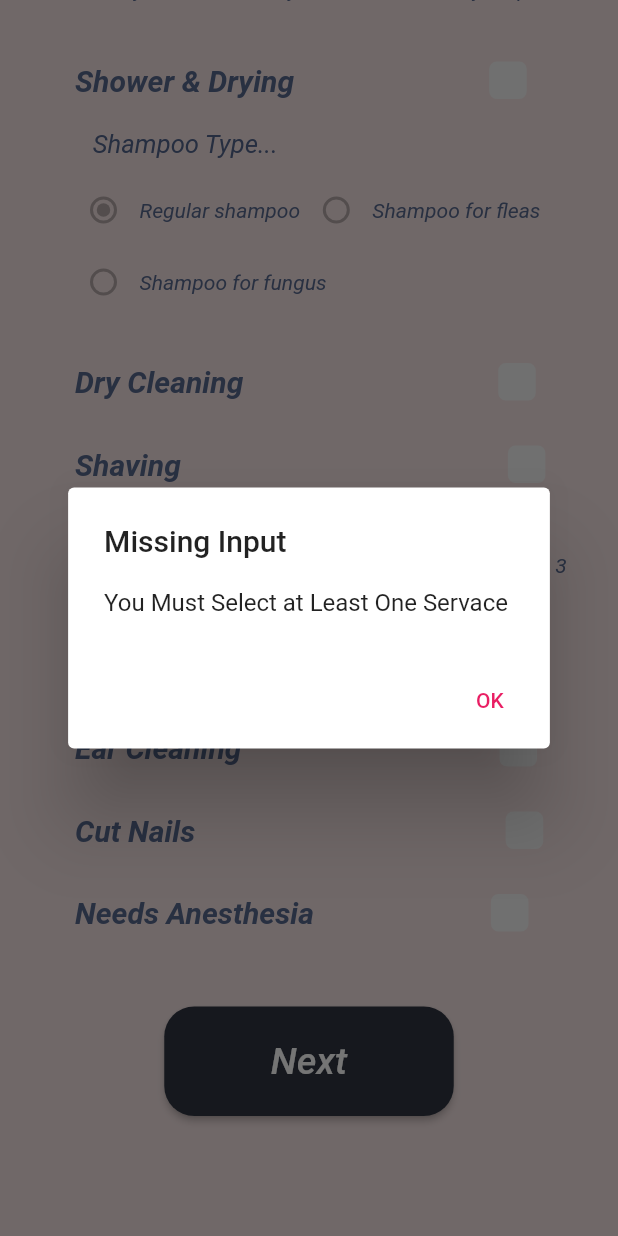
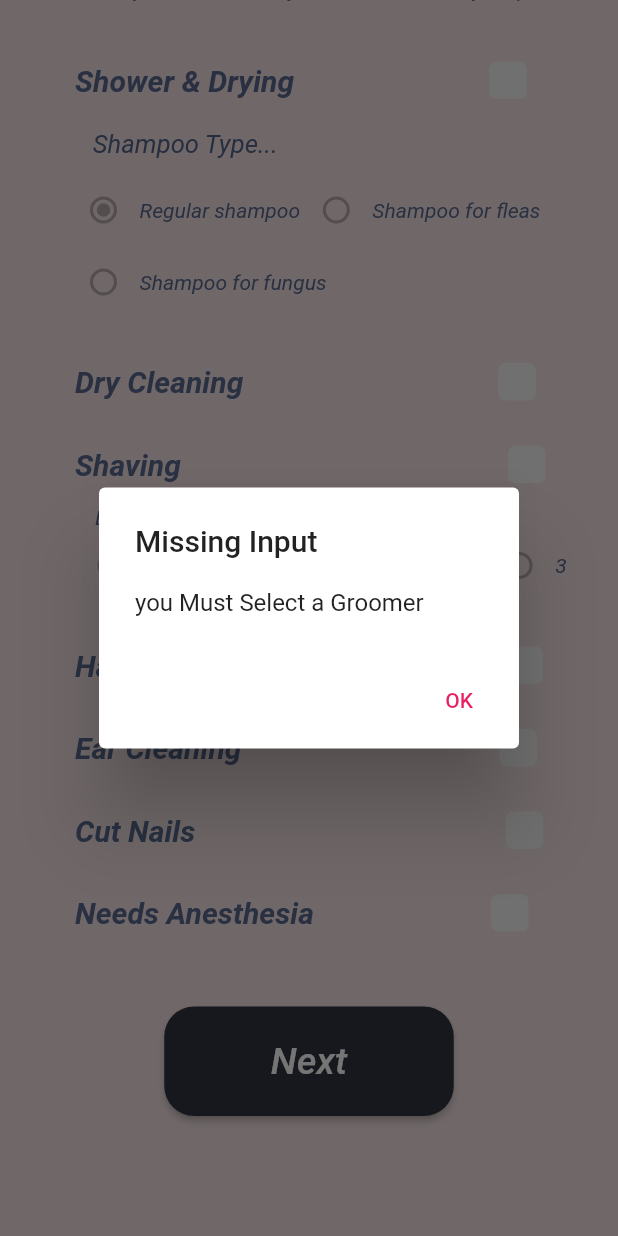
Before and after one commit to Muneerah53/MyPet, a Flutter app: the Grooming screen opened directly, scrolled down 329 dp, after a tap on "Next", on a phone screen of 412 x 824 dp. Run offline on Flutter 3.47's test engine with Material 2 defaults, Android fonts, the phone set to English and light mode, and no system bars; our stand-ins replace cloud_firestore, email_validator, firebase_auth, firebase_core, firebase_database, syncfusion_flutter_calendar; accounts and stored records are empty.

Commit message:
AlertDialog message on grooming  changed

```diff
--- a/lib/grooming.dart
+++ b/lib/grooming.dart
@@ -697,6 +697,9 @@ class _GroomingState extends State<Grooming> {
               height: 73,
               child: ElevatedButton(
                   onPressed: () {
+                    if(selectedCurrency==null)
+                      showAlertDialog(context,'you Must Select a Groomer');
+                    else
                     if (!(ShowerAndDryingV ||
                         DryCleanV ||
                         ShavingV ||
@@ -704,7 +707,7 @@ class _GroomingState extends State<Grooming> {
                         EarCleaningV ||
                         CutnailsV ||
                         NeedsAnesthesiaV)) {
-                      showAlertDialog(context);
+                      showAlertDialog(context,"You Must Select at Least One Servace");
                     } else {
                       t = 1;
                       total = TotalPrice();
@@ -786,7 +789,7 @@ class _GroomingState extends State<Grooming> {
     return t;
   }
 
-  showAlertDialog(BuildContext context) {
+  showAlertDialog(BuildContext context,message) {
     // set up the button
     Widget okButton = TextButton(
       child: Text("OK"),
@@ -798,7 +801,7 @@ class _GroomingState extends State<Grooming> {
     // set up the AlertDialog
     AlertDialog alert = AlertDialog(
       title: Text("Missing Input"),
-      content: Text("You Must Select at Least One Servace "),
+      content: Text(message),
       actions: [
         okButton,
       ],
```
Also changed, not shown: 2 other files.
